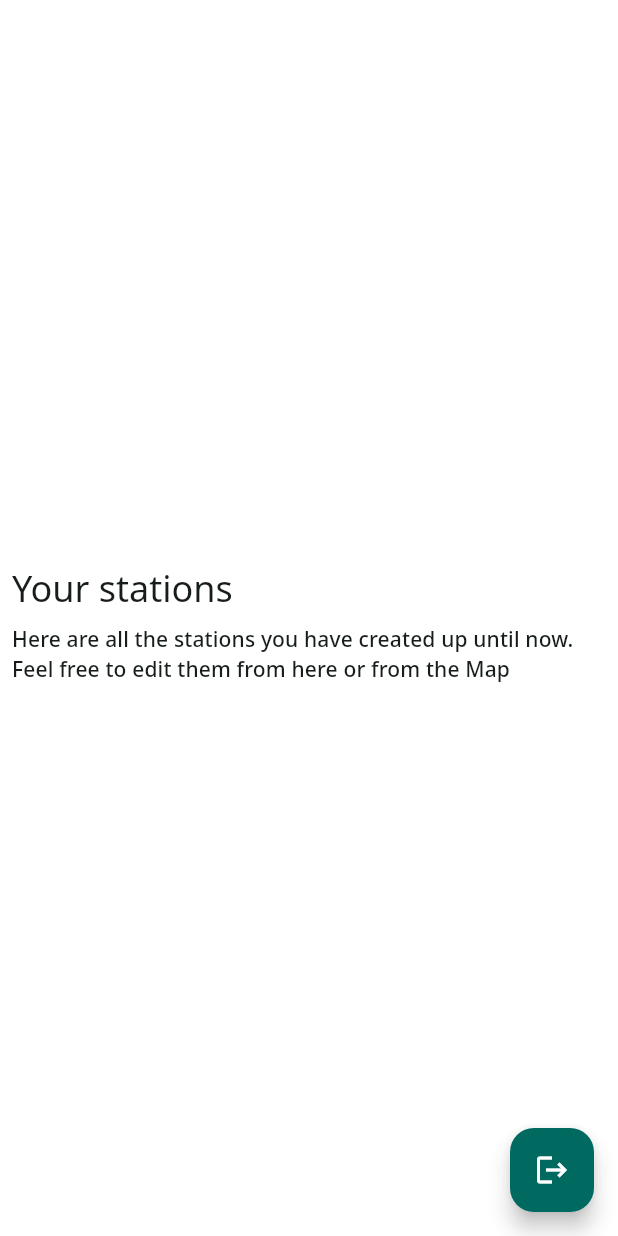
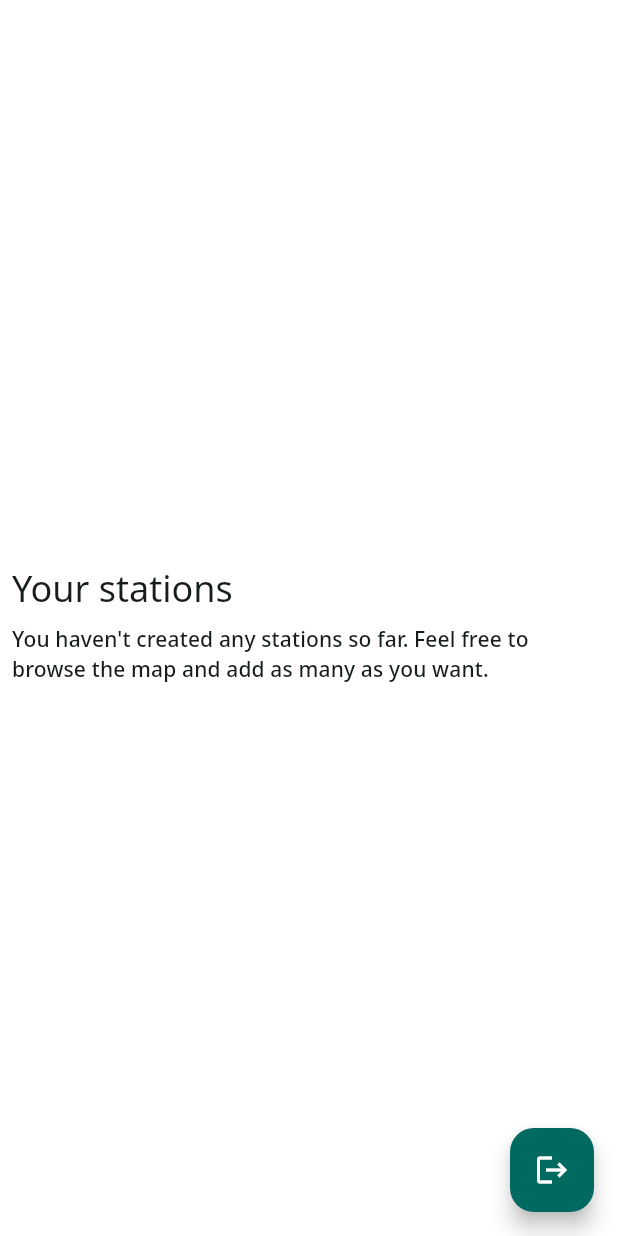
Before and after one commit to lemomar/autosense_test, a Flutter app: the UserStationsView widget shown alone on an empty page, opened directly, on a phone screen of 412 x 824 dp. Run offline on Flutter 3.47's test engine with Material 2 defaults, Android fonts, the phone set to English and light mode, and no system bars; our stand-ins replace bloc, dio, equatable, firebase_auth, firebase_core, flex_color_scheme and 8 more; missing offline and left inert: flow_builder; accounts and stored records are empty; network calls fail.

Commit message:
♻️ Last revisions

```diff
--- a/fuel_maps/lib/main.dart
+++ b/fuel_maps/lib/main.dart
@@ -66,7 +66,7 @@ class FuelMaps extends StatelessWidget {
               title: 'Fuel Maps',
               theme: settings.lightTheme,
               darkTheme: settings.darkTheme,
-              themeMode: settings.getThemeMode(),
+              themeMode: ThemeMode.light,
               home: AppView(
                 title: "Fuel Maps",
                 settings: settings,
--- a/fuel_maps/lib/pages/map/map.dart
+++ b/fuel_maps/lib/pages/map/map.dart
@@ -159,6 +159,7 @@ class MapWidget extends StatelessWidget {
       myLocationEnabled: true,
       myLocationButtonEnabled: false,
       markers: markers,
+      zoomControlsEnabled: false,
       initialCameraPosition: CameraPosition(
         zoom: 12,
         target: location.currentCoordinates!,
--- a/fuel_maps/lib/pages/map/station_details_dialog.dart
+++ b/fuel_maps/lib/pages/map/station_details_dialog.dart
@@ -108,7 +108,7 @@ class PumpListTile extends StatelessWidget {
         pump.fuelType,
       ),
       subtitle: Text(
-        pump.toString() + "CHF",
+        "Price: ${pump.price} CHF",
       ),
     );
   }
--- a/fuel_maps/lib/pages/user_stations/user_stations_view.dart
+++ b/fuel_maps/lib/pages/user_stations/user_stations_view.dart
@@ -2,6 +2,7 @@ import 'package:flutter/material.dart';
 import 'package:flutter_bloc/flutter_bloc.dart';
 import 'package:fuel_maps/blocs/app/app_bloc.dart';
 import 'package:fuel_maps/cubits/cubits.dart';
+import 'package:fuel_maps/models/station/station.dart';
 import 'package:fuel_maps/shared/shared.dart';
 
 import '../map/station_edit_dialog.dart';
@@ -11,9 +12,65 @@ class UserStationsView extends StatelessWidget {
 
   static Page page() => const MaterialPage<void>(child: UserStationsView());
 
+  void logout(BuildContext context) => context.read<AppBloc>().add(AppLogoutRequested());
+
   @override
   Widget build(BuildContext context) {
-    final stations = context.select((StationsCubit cubit) => cubit.state.stations);
+    final String userId = context.select((AppBloc appBloc) => appBloc.state.user.id);
+    var stations = context.select((StationsCubit cubit) => cubit.state.stations);
+    final stationsToDisplay = (stations ?? []).where((station) => station.creatorId == userId).toList();
+    if (stations == null || stationsToDisplay.isEmpty) {
+      return const EmptyStationList();
+    }
+    return StationsList(stationsToDisplay: stationsToDisplay);
+  }
+}
+
+class EmptyStationList extends StatelessWidget {
+  const EmptyStationList({
+    Key? key,
+  }) : super(key: key);
+
+  @override
+  Widget build(BuildContext context) {
+    return Scaffold(
+      floatingActionButton: FloatingActionButton(
+        onPressed: () => context.read<AppBloc>().add(AppLogoutRequested()),
+        foregroundColor: Theme.of(context).colorScheme.onPrimary,
+        backgroundColor: Theme.of(context).colorScheme.primary,
+        child: const Icon(
+          Icons.logout,
+        ),
+        tooltip: "Log out",
+      ),
+      backgroundColor: Theme.of(context).colorScheme.onPrimary,
+      body: Center(
+        child: Column(
+          mainAxisSize: MainAxisSize.min,
+          children: const [
+            Center(
+              child: DialogTitle("Your stations"),
+            ),
+            DialogSubtitle(
+              "You haven't created any stations so far. Feel free to browse the map and add as many as you want.",
+            ),
+          ],
+        ),
+      ),
+    );
+  }
+}
+
+class StationsList extends StatelessWidget {
+  const StationsList({
+    Key? key,
+    required this.stationsToDisplay,
+  }) : super(key: key);
+
+  final List<Station> stationsToDisplay;
+
+  @override
+  Widget build(BuildContext context) {
     return Scaffold(
       floatingActionButton: FloatingActionButton(
         onPressed: () => context.read<AppBloc>().add(AppLogoutRequested()),
@@ -35,11 +92,10 @@ class UserStationsView extends StatelessWidget {
             const DialogSubtitle(
               "Here are all the stations you have created up until now. Feel free to edit them from here or from the Map",
             ),
-            if (stations != null)
             ListView(
               shrinkWrap: true,
               children: [
-                  ...stations.map(
+                ...stationsToDisplay.map(
                   (station) => ListTile(
                     title: Text(station.name),
                     subtitle: Text("Address: ${station.address}, ${station.city}"),
--- a/fuel_maps/lib/shared/widgets/auth_widgets/auth_wrapper.dart
+++ b/fuel_maps/lib/shared/widgets/auth_widgets/auth_wrapper.dart
@@ -53,6 +53,7 @@ class AuthWrapper extends StatelessWidget {
           }
         },
         child: Scaffold(
+          resizeToAvoidBottomInset: false,
           backgroundColor: Theme.of(context).colorScheme.onPrimary,
           body: Padding(
             padding: const EdgeInsets.all(16),
--- a/fuel_maps/pubspec.yaml
+++ b/fuel_maps/pubspec.yaml
@@ -3,7 +3,7 @@ description: A new Flutter project.
 
 publish_to: 'none'
 
-version: 1.0.3
+version: 1.0.4
 
 environment:
   sdk: '>=2.16.2 <3.0.0'
```
Also changed, not shown: fuel_maps/lib/pages/map/station_edit_dialog.dart (+7 -6 lines), fuel_maps/pubspec.lock, 3 other files. Lines whose indentation alone changed are shown as unchanged.
